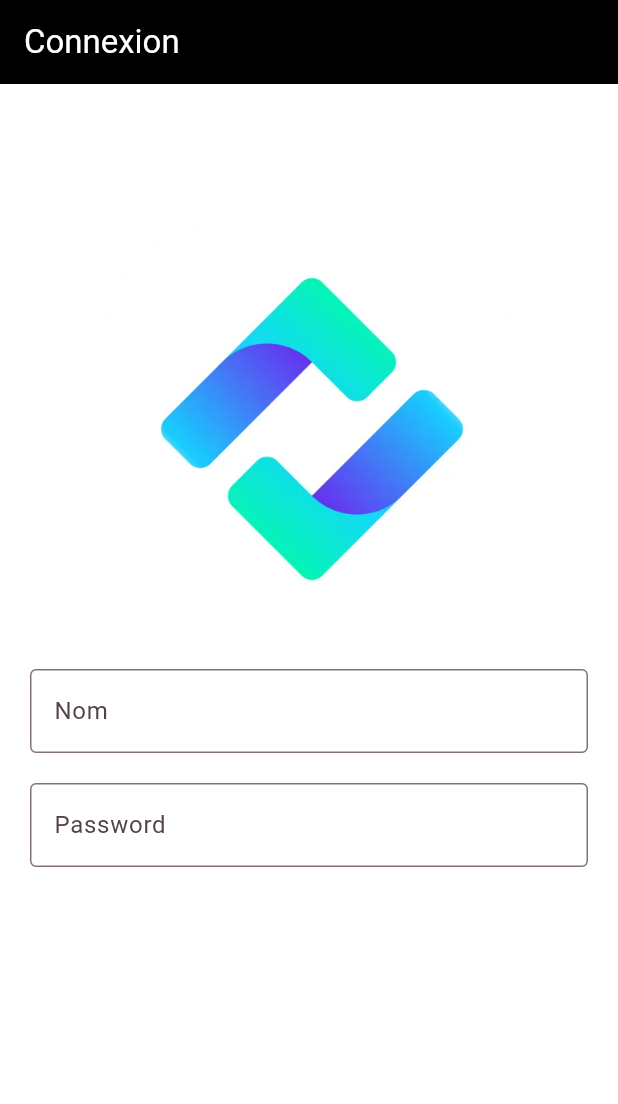
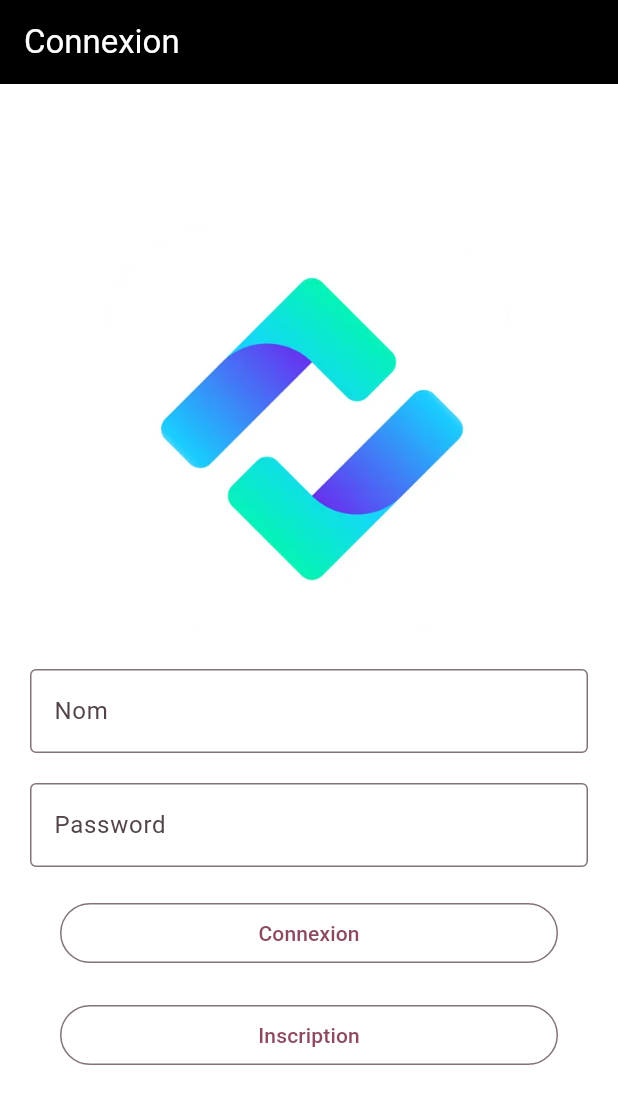
Before and after one commit to 2147037/A24-4205N6-TP1-KangSeojin, a Flutter app: the screen it shows after launch, on a phone screen of 412 x 824 dp. Shown: the top 1104 px of the screen. Run offline on Flutter 3.47's test engine with Material 3 defaults, Android fonts, the phone set to English and light mode, and no system bars.

Commit message:
FCT : Ajout de l'activité inscription

```diff
--- a/tp/lib/main.dart
+++ b/tp/lib/main.dart
@@ -1,4 +1,6 @@
 import 'package:flutter/material.dart';
+import 'package:tp/accueil.dart';
+import 'package:tp/inscription.dart';
 
 void main() {
   runApp(const MyApp());
@@ -87,6 +89,39 @@ class _MyHomePageState extends State<MyHomePage> {
                 ),
               ),
             ),
+            Padding(
+              padding: const EdgeInsets.fromLTRB(40,10,40,10),
+              child: OutlinedButton(
+                  onPressed: (){
+                    Navigator.push(
+                        context,
+                        MaterialPageRoute(
+                            builder: (context) => Inscription(
+
+                            )
+                        )
+                    );
+                  },
+                child: const Text("Connexion"),
+              ),
+            ),
+            Padding(
+              padding: const EdgeInsets.fromLTRB(40,10,40,10),
+              child: OutlinedButton(
+                onPressed: (){
+                  Navigator.push(
+                      context,
+                      MaterialPageRoute(
+                          builder: (context) => Inscription(
+
+                          )
+                      )
+                  );
+                },
+                child: const Text("Inscription"),
+
+              ),
+            ),
           ],
         ),
       ),
```
Also changed, not shown: tp/lib/inscription.dart (added, +87 -0 lines).
